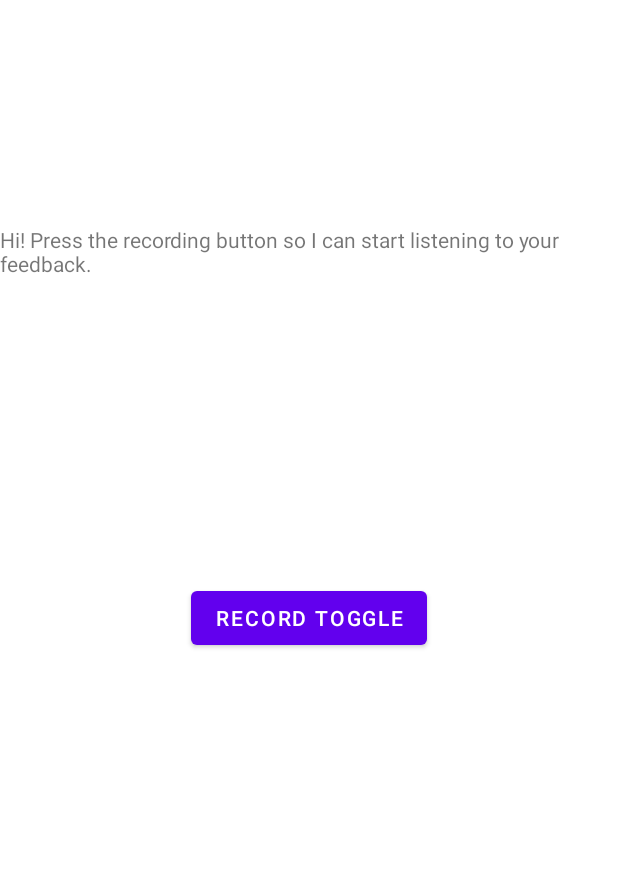
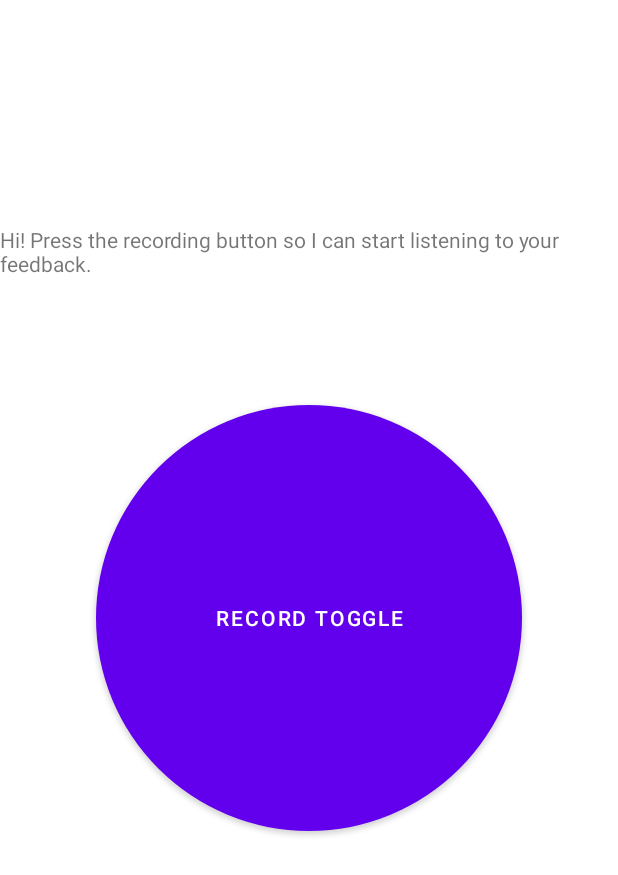
Before and after one commit to TheJolleyPirate/HCI-project, an Android app: the screen it shows after launch (MainActivity), on a phone screen of 412 x 824 dp. Shown: the top 875 px of the screen. Run offline under Robolectric (Android 15) with nearby library versions, the phone set to English and light mode, and no system bars; our stand-ins replace navigation-ui.

Commit message:
Changed the size and shape of button

```diff
--- a/app/src/main/res/layout/activity_main.xml
+++ b/app/src/main/res/layout/activity_main.xml
@@ -8,9 +8,12 @@
 
     <Button
         android:id="@+id/button_first"
-        android:layout_width="wrap_content"
-        android:layout_height="wrap_content"
+        android:layout_width="284dp"
+        android:layout_height="284dp"
+        android:insetTop="0dp"
+        android:insetBottom="0dp"
         android:text="@string/next"
+        app:cornerRadius="10000dp"
         app:layout_anchor="@+id/appBarLayout"
         app:layout_anchorGravity="center"
         app:layout_constraintBottom_toBottomOf="parent"
```
